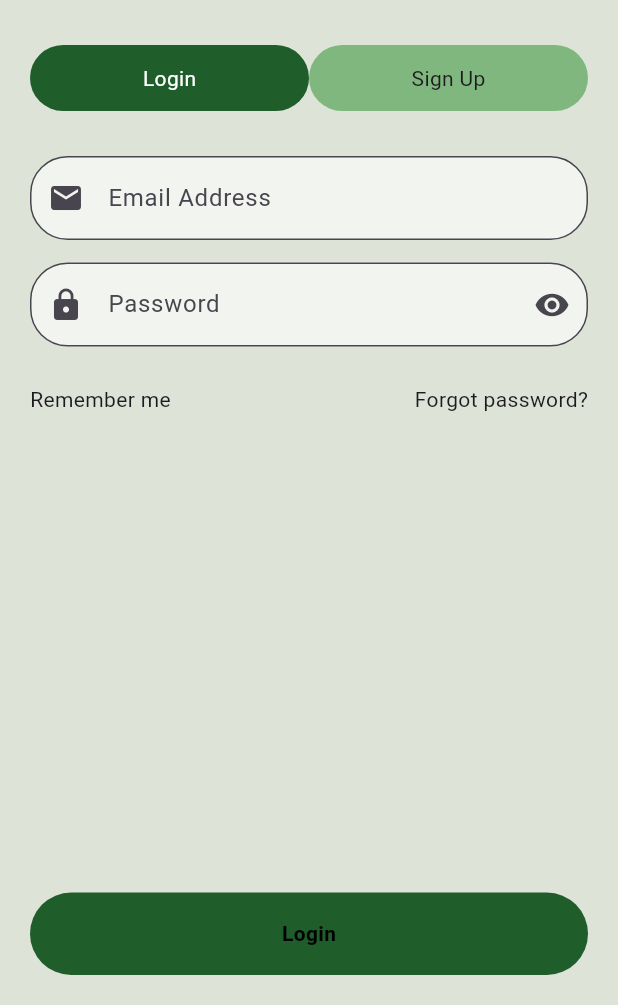
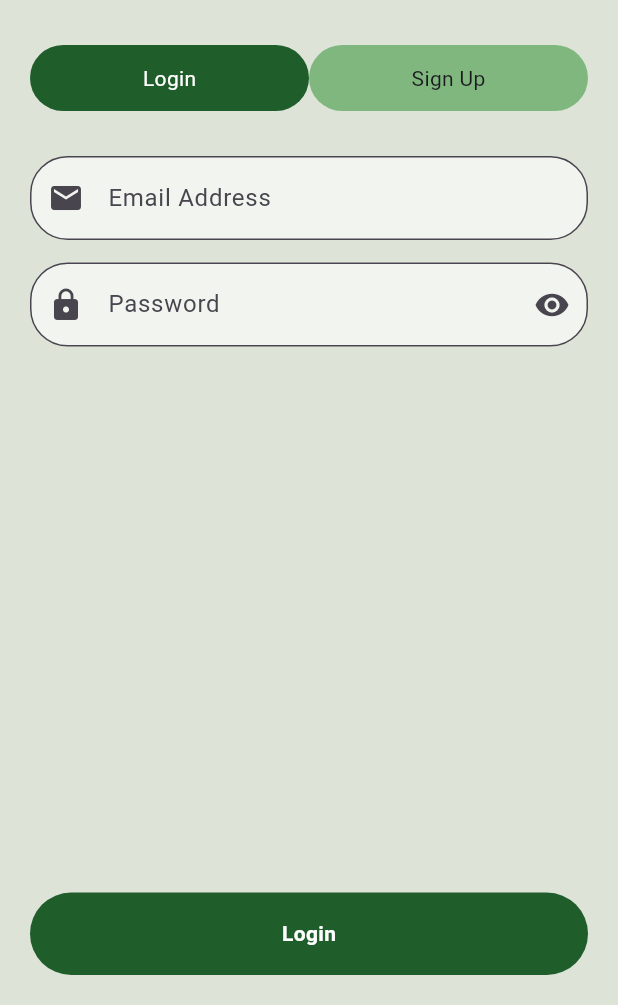
Before and after one commit to islemkh06/ecodz, a Flutter app: the screen it shows after launch, on a phone screen of 412 x 824 dp, the part 231-1236 px from its top. Run offline on Flutter 3.47's test engine with Material 3 defaults, Android fonts, the phone set to English and light mode, and no system bars; our stand-ins replace flutter_map, geocoding, geolocator, image_picker, latlong2, supabase_flutter; missing offline and left inert: exif; accounts and stored records are empty.

Commit message:
login buttons color modified

```diff
--- a/frontend/lib/pages/login.dart
+++ b/frontend/lib/pages/login.dart
@@ -195,10 +195,7 @@ class _LoginPageState extends State<LoginPage> {
 
             const SizedBox(height: 10),
 
-            const Row(
-              mainAxisAlignment: MainAxisAlignment.spaceBetween,
-              children: [Text("Remember me"), Text("Forgot password?")],
-            ),
+
 
             const Spacer(),
 
@@ -218,7 +215,7 @@ class _LoginPageState extends State<LoginPage> {
                           "Login",
                           style: TextStyle(
                             fontWeight: FontWeight.bold,
-                            color: Colors.black,
+                            color: Colors.white,
                           ),
                         ),
                 ),
```
Also changed, not shown: 1 other file.
